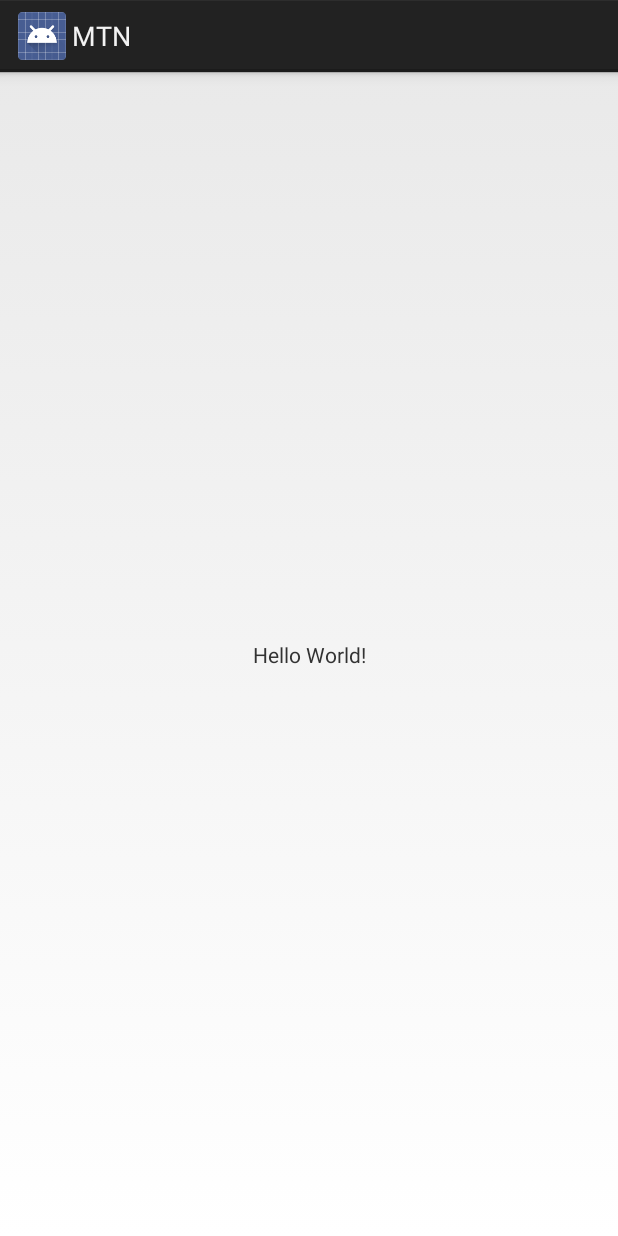
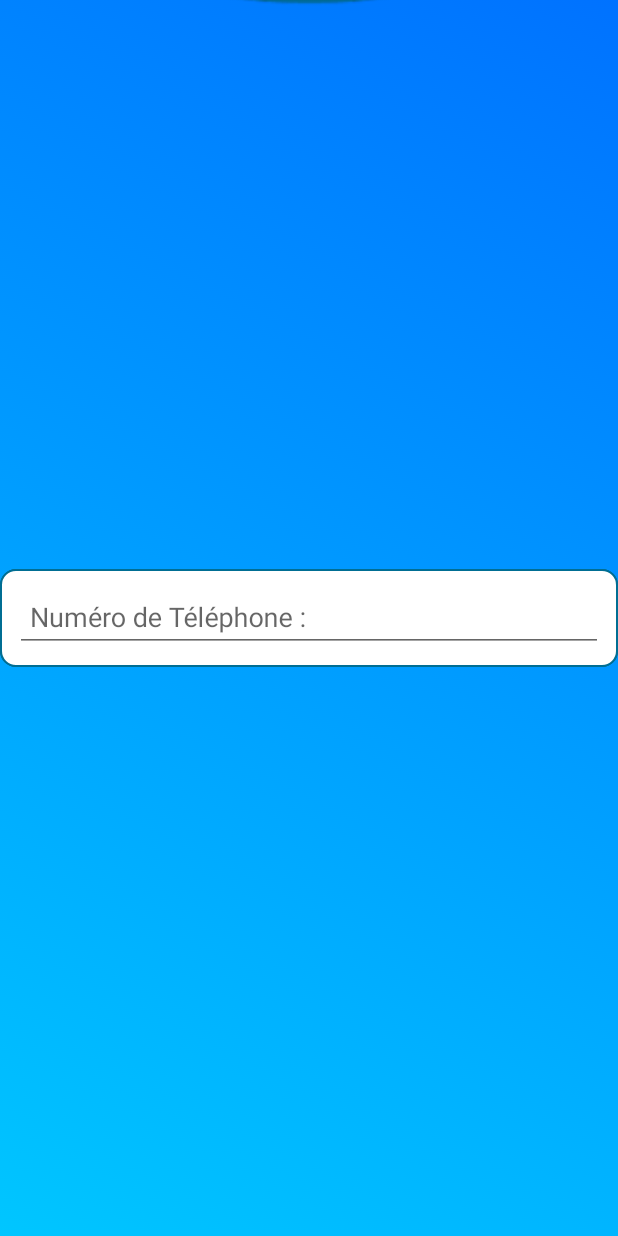
Before and after one commit to sofientouati/Olympio-Money-Transfert-App, an Android app: the screen it shows after launch (SplashScreenApp before the commit, LoginActivity after it), on a phone screen of 412 x 824 dp. Run offline under Robolectric (Android 15) with nearby library versions, the phone set to English and light mode, and no system bars.

Commit message:
make splash screen

```diff
--- a/app/build.gradle
+++ b/app/build.gradle
@@ -24,7 +24,8 @@ dependencies {
     androidTestCompile('com.android.support.test.espresso:espresso-core:2.2.2', {
         exclude group: 'com.android.support', module: 'support-annotations'
     })
+    compile project(':materiallockview')
     compile 'com.android.support.constraint:constraint-layout:1.0.2'
     testCompile 'junit:junit:4.12'
-    compile project(':materiallockview')
+    compile 'com.android.support:design:25.3.1'
 }
--- a/app/src/main/AndroidManifest.xml
+++ b/app/src/main/AndroidManifest.xml
@@ -9,13 +9,16 @@
         android:roundIcon="@mipmap/ic_launcher_round"
         android:supportsRtl="true"
         android:theme="@style/AppTheme">
-        <activity android:name=".SplashScreenApp">
+        <activity
+            android:name=".SplashScreenApp"
+            android:screenOrientation="portrait">
             <intent-filter>
                 <action android:name="android.intent.action.MAIN" />
 
                 <category android:name="android.intent.category.LAUNCHER" />
             </intent-filter>
         </activity>
+        <activity android:name=".LoginActivity"></activity>
     </application>
 
 </manifest>
--- /dev/null
+++ b/app/src/main/java/com/sofientouati/mtnapp/LoginActivity.java
@@ -0,0 +1,73 @@
+package com.sofientouati.mtnapp;
+
+import android.animation.Animator;
+import android.animation.ObjectAnimator;
+import android.app.Activity;
+import android.os.Bundle;
+import android.support.design.widget.TextInputEditText;
+import android.support.design.widget.TextInputLayout;
+import android.view.View;
+import android.view.animation.AccelerateInterpolator;
+import android.view.animation.Animation;
+import android.view.animation.AnticipateInterpolator;
+import android.view.animation.AnticipateOvershootInterpolator;
+import android.view.animation.BounceInterpolator;
+import android.view.animation.CycleInterpolator;
+import android.view.animation.DecelerateInterpolator;
+import android.view.animation.LinearInterpolator;
+import android.widget.ImageView;
+import android.widget.RelativeLayout;
+
+public class LoginActivity extends Activity {
+    private ImageView imageView;
+    private RelativeLayout relativeLayout;
+    private TextInputLayout phonelay;
+    private TextInputEditText phonetext;
+
+    @Override
+    protected void onCreate(Bundle savedInstanceState) {
+        super.onCreate(savedInstanceState);
+        setContentView(R.layout.activity_login);
+
+        imageView = (ImageView) findViewById(R.id.applogo);
+        relativeLayout = (RelativeLayout) findViewById(R.id.loginLayout);
+        phonelay = (TextInputLayout) findViewById(R.id.phoneLay);
+
+
+        translationAnimation(imageView);
+
+
+    }
+
+
+    private void translationAnimation(View v) {
+//        int screenHeight=relativeLayout.getHeight();
+
+
+        ObjectAnimator animator = ObjectAnimator.ofFloat(v, "y", 0, -700)
+                .setDuration(1500);
+        animator.addListener(new Animator.AnimatorListener() {
+            @Override
+            public void onAnimationStart(Animator animation) {
+
+            }
+
+            @Override
+            public void onAnimationEnd(Animator animation) {
+//                translationAnimation(phonelay);
+            }
+
+            @Override
+            public void onAnimationCancel(Animator animation) {
+
+            }
+
+            @Override
+            public void onAnimationRepeat(Animator animation) {
+
+            }
+        });
+        animator.start();
+
+    }
+}
--- a/app/src/main/java/com/sofientouati/mtnapp/SplashScreenApp.java
+++ b/app/src/main/java/com/sofientouati/mtnapp/SplashScreenApp.java
@@ -1,15 +1,88 @@
 package com.sofientouati.mtnapp;
 
 import android.app.Activity;
+import android.content.Intent;
 import android.os.Bundle;
+import android.os.Handler;
+import android.util.Log;
+import android.view.View;
+import android.view.Window;
+import android.view.WindowManager;
+import android.view.animation.AlphaAnimation;
+import android.view.animation.Animation;
+import android.widget.ImageView;
 
 public class SplashScreenApp extends Activity {
-
+    private ImageView imageView;
     @Override
     protected void onCreate(Bundle savedInstanceState) {
         super.onCreate(savedInstanceState);
+        requestWindowFeature(Window.FEATURE_NO_TITLE);
+        getWindow().setFlags(WindowManager.LayoutParams.FLAG_FULLSCREEN,
+                WindowManager.LayoutParams.FLAG_FULLSCREEN);
         setContentView(R.layout.activity_splash_screen);
 
 
+        imageView = (ImageView) findViewById(R.id.applogo);
+
+
+        startAnimation();
+
+
+    }
+
+
+    public void startAnimation() {
+        imageView.setVisibility(View.VISIBLE);
+        final Animation animation1 = new AlphaAnimation(0.0f, 1.0f);
+        animation1.setDuration(2000);
+//        animation1.setStartOffset(500);
+        final Animation animation2 = new AlphaAnimation(1.0f, 0.0f);
+        animation2.setDuration(2000);
+//        animation2.setStartOffset(500);
+        animation1.setAnimationListener(new Animation.AnimationListener() {
+            @Override
+            public void onAnimationStart(Animation animation) {
+
+            }
+
+            @Override
+            public void onAnimationEnd(Animation animation) {
+                imageView.startAnimation(animation2);
+            }
+
+            @Override
+            public void onAnimationRepeat(Animation animation) {
+
+            }
+        });
+
+        animation2.setAnimationListener(new Animation.AnimationListener() {
+            @Override
+            public void onAnimationStart(Animation animation) {
+
+
+            }
+
+            @Override
+            public void onAnimationEnd(Animation animation) {
+                imageView.startAnimation(animation1);
+            }
+
+            @Override
+            public void onAnimationRepeat(Animation animation) {
+
+            }
+        });
+
+        imageView.startAnimation(animation1);
+        new Handler().postDelayed(new Runnable() {
+            @Override
+            public void run() {
+                startActivity(new Intent(SplashScreenApp.this, LoginActivity.class));
+                overridePendingTransition(0, 0);
+            }
+        }, 3000);
+
     }
 }
--- /dev/null
+++ b/app/src/main/res/drawable/edittext.xml
@@ -0,0 +1,14 @@
+<?xml version="1.0" encoding="utf-8"?>
+<shape xmlns:android="http://schemas.android.com/apk/res/android">
+    <solid android:color="#fff" />
+    <stroke
+        android:width="1sp"
+        android:color="@color/colorAccent" />
+
+    <corners
+        android:bottomLeftRadius="10sp"
+        android:bottomRightRadius="10sp"
+        android:topLeftRadius="10sp"
+        android:topRightRadius="10sp" />
+
+</shape>
--- /dev/null
+++ b/app/src/main/res/drawable/gradient_color_background.xml
@@ -0,0 +1,11 @@
+<?xml version="1.0" encoding="utf-8"?>
+<selector xmlns:android="http://schemas.android.com/apk/res/android">
+
+    <item>
+
+        <shape>
+            <gradient android:angle="45" android:startColor="#00c6ff" android:endColor="#0072ff" android:type="linear" />
+        </shape>
+
+    </item>
+</selector>
--- /dev/null
+++ b/app/src/main/res/layout/activity_login.xml
@@ -0,0 +1,63 @@
+<?xml version="1.0" encoding="utf-8"?>
+<RelativeLayout xmlns:android="http://schemas.android.com/apk/res/android"
+    xmlns:tools="http://schemas.android.com/tools"
+    android:layout_width="match_parent"
+    android:layout_height="match_parent"
+    android:id="@+id/loginLayout"
+    tools:context="com.sofientouati.mtnapp.LoginActivity"
+    android:background="@drawable/gradient_color_background">
+
+
+    <ImageView
+        android:layout_centerInParent="true"
+        android:layout_width="match_parent"
+        android:layout_height="match_parent"
+        android:id="@+id/applogo"
+        android:src="@drawable/mtn" />
+
+    <RelativeLayout
+        android:layout_centerInParent="true"
+
+        android:layout_width="match_parent"
+        android:layout_height="wrap_content">
+
+        <android.support.design.widget.TextInputLayout
+            android:layout_width="match_parent"
+            android:layout_height="wrap_content"
+            android:background="@drawable/edittext"
+            android:id="@+id/phoneLay">
+
+            <android.support.design.widget.TextInputEditText
+                android:layout_width="match_parent"
+                android:layout_height="wrap_content"
+                android:id="@+id/phoneTxt"
+                android:padding="10sp"
+                android:layout_margin="10sp"
+
+                android:hint="Numéro de Téléphone :" />
+
+
+        </android.support.design.widget.TextInputLayout>
+
+        <android.support.design.widget.TextInputLayout
+            android:layout_width="match_parent"
+            android:layout_height="wrap_content"
+            android:background="@drawable/edittext"
+            android:id="@+id/passLay">
+
+            <android.support.design.widget.TextInputEditText
+                android:layout_width="match_parent"
+                android:layout_height="wrap_content"
+                android:id="@+id/passTxt"
+                android:padding="10sp"
+                android:layout_margin="10sp"
+
+                android:hint="Numéro de Téléphone :" />
+
+
+        </android.support.design.widget.TextInputLayout>
+
+
+    </RelativeLayout>
+
+</RelativeLayout>
--- a/app/src/main/res/layout/activity_splash_screen.xml
+++ b/app/src/main/res/layout/activity_splash_screen.xml
@@ -1,18 +1,20 @@
 <?xml version="1.0" encoding="utf-8"?>
-<android.support.constraint.ConstraintLayout xmlns:android="http://schemas.android.com/apk/res/android"
+<RelativeLayout xmlns:android="http://schemas.android.com/apk/res/android"
     xmlns:app="http://schemas.android.com/apk/res-auto"
     xmlns:tools="http://schemas.android.com/tools"
     android:layout_width="match_parent"
     android:layout_height="match_parent"
-    tools:context="com.sofientouati.mtnapp.SplashScreenApp">
+    android:id="@+id/fullLayout"
+    tools:context="com.sofientouati.mtnapp.SplashScreenApp"
+    android:background="@drawable/gradient_color_background">
 
-    <TextView
-        android:layout_width="wrap_content"
-        android:layout_height="wrap_content"
-        android:text="Hello World!"
-        app:layout_constraintBottom_toBottomOf="parent"
-        app:layout_constraintLeft_toLeftOf="parent"
-        app:layout_constraintRight_toRightOf="parent"
-        app:layout_constraintTop_toTopOf="parent" />
 
-</android.support.constraint.ConstraintLayout>
+    <ImageView
+        android:visibility="gone"
+        android:layout_centerInParent="true"
+        android:layout_width="match_parent"
+        android:layout_height="match_parent"
+        android:id="@+id/applogo"
+        android:src="@drawable/mtn" />
+
+</RelativeLayout>
--- a/app/src/main/res/values/colors.xml
+++ b/app/src/main/res/values/colors.xml
@@ -1,6 +1,6 @@
 <?xml version="1.0" encoding="utf-8"?>
 <resources>
-    <color name="colorPrimary">#3F51B5</color>
-    <color name="colorPrimaryDark">#303F9F</color>
-    <color name="colorAccent">#FF4081</color>
+    <color name="colorPrimary">#006E93</color>
+    <color name="colorPrimaryDark">#0072ff</color>
+    <color name="colorAccent">#006E93</color>
 </resources>
```
Also changed, not shown: app/src/main/res/values/styles.xml (+31 -1 lines), app/src/main/res/drawable-hdpi/mtn.png (added), app/src/main/res/drawable-mdpi/mtn.png (added), app/src/main/res/drawable-xhdpi/mtn.png (added), app/src/main/res/drawable-xxhdpi/mtn.png (added), app/src/main/res/drawable-xxxhdpi/mtn.png (added).
